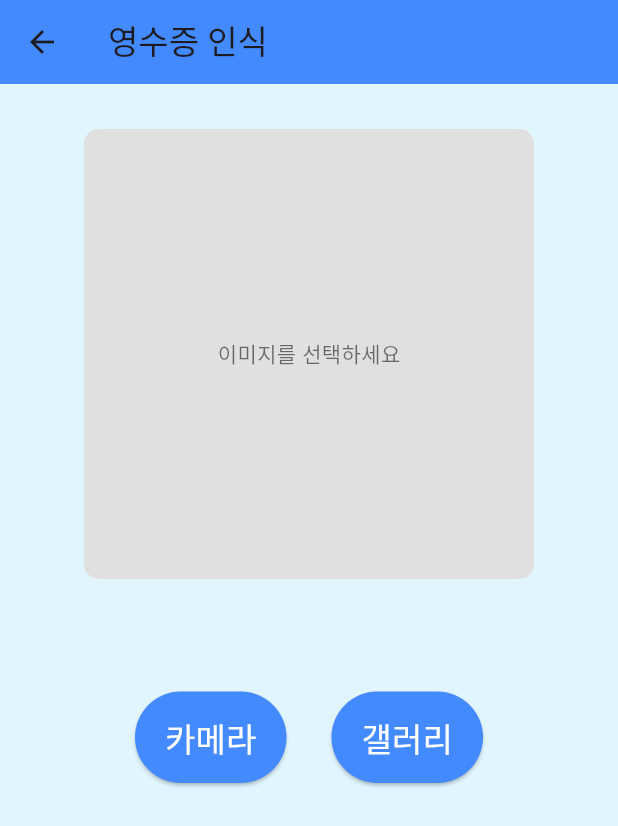
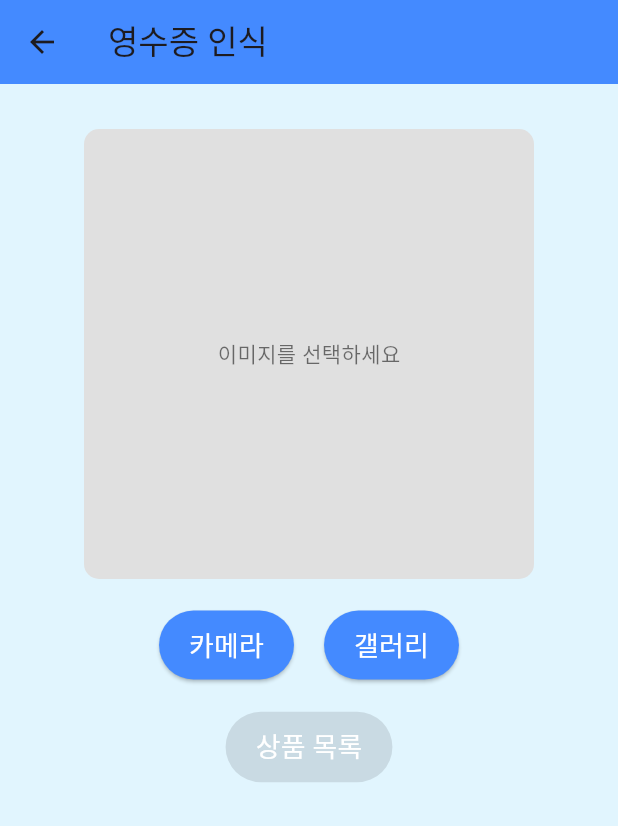
Before and after one commit to KyungbinKo/FreshScan, a Flutter app: the screen it shows after launch, after a tap on "영수증 인식", on a phone screen of 412 x 824 dp. Shown: the top 826 px of the screen. Run offline on Flutter 3.47's test engine with Material 3 defaults, Android fonts, the phone set to English and light mode, and no system bars; our stand-ins replace image_picker, sqflite; missing offline and left inert: google_ml_kit, mobile_scanner; accounts and stored records are empty.

Commit message:
상품 DB 등록 및 보기 버튼 활성화

```diff
--- a/lib/main.dart
+++ b/lib/main.dart
@@ -1,7 +1,8 @@
-// main.dart
 import 'dart:async';
 import 'package:flutter/material.dart';
 import 'receipt_recognition_screen.dart';
+import 'data_screen.dart'; // 외부 화면 파일 추가
+import 'database_functions.dart'; // 외부 기능 파일 추가
 
 void main() {
   runApp(const MyApp());
@@ -16,7 +17,7 @@ class MyApp extends StatelessWidget {
       theme: ThemeData(
         primaryColor: Colors.blueAccent,
       ),
-      home: SplashScreen(),
+      home: const SplashScreen(),
     );
   }
 }
@@ -32,9 +33,9 @@ class _SplashScreenState extends State<SplashScreen> {
   @override
   void initState() {
     super.initState();
-    Timer(Duration(seconds: 5), () {
+    Timer(const Duration(seconds: 5), () {
       Navigator.pushReplacement(
-          context, MaterialPageRoute(builder: (context) => HomeScreen()));
+          context, MaterialPageRoute(builder: (context) => const HomeScreen()));
     });
   }
 
@@ -46,13 +47,13 @@ class _SplashScreenState extends State<SplashScreen> {
         child: Column(
           mainAxisAlignment: MainAxisAlignment.center,
           children: [
-            Text(
+            const Text(
               "FreshScan",
               style: TextStyle(
                   fontSize: 36, fontWeight: FontWeight.bold, color: Colors.blue),
             ),
-            SizedBox(height: 20),
-            CircularProgressIndicator(),
+            const SizedBox(height: 20),
+            const CircularProgressIndicator(),
           ],
         ),
       ),
@@ -68,8 +69,8 @@ class HomeScreen extends StatelessWidget {
     return Scaffold(
       backgroundColor: Colors.lightBlue.shade50,
       appBar: AppBar(
-        title: Text(
-            "FreshScan",
+        title: const Text(
+          "FreshScan",
           style: TextStyle(fontSize: 22, color: Colors.white),
         ),
         backgroundColor: Colors.blueAccent,
@@ -79,33 +80,42 @@ class HomeScreen extends StatelessWidget {
           mainAxisAlignment: MainAxisAlignment.center,
           children: [
             _buildButton(context, "영수증 인식", ReceiptRecognitionScreen()),
-            SizedBox(height: 20),
-            _buildButton(context, "My Data", null),
+            const SizedBox(height: 20),
+            _buildButton(context, "My Data", () async {
+              // 'My Data' 버튼을 클릭하면 데이터베이스에서 데이터를 가져와 화면 전환
+              List<Map<String, dynamic>> items = await fetchDataFromDatabase();
+              Navigator.push(
+                context,
+                MaterialPageRoute(
+                  builder: (context) => DataScreen(items: items),
+                ),
+              );
+            }),
           ],
         ),
       ),
     );
   }
 
-  Widget _buildButton(BuildContext context, String text, Widget? screen) {
+  Widget _buildButton(BuildContext context, String text, dynamic screen) {
     return SizedBox(
       width: MediaQuery.of(context).size.width * 0.8,
       child: ElevatedButton(
-        onPressed: screen != null
+        onPressed: screen is Widget
             ? () {
           Navigator.push(
             context,
             MaterialPageRoute(builder: (context) => screen),
           );
         }
-            : null,
+            : screen, // 화면이 비동기 함수인 경우 처리
         style: ElevatedButton.styleFrom(
-          padding: EdgeInsets.symmetric(vertical: 15),
+          padding: const EdgeInsets.symmetric(vertical: 15),
           backgroundColor: Colors.blueAccent,
         ),
         child: Text(
           text,
-          style: TextStyle(fontSize: 22, color: Colors.white), // 텍스트 색상과 폰트 크기 변경
+          style: const TextStyle(fontSize: 22, color: Colors.white),
         ),
       ),
     );
--- a/lib/receipt_recognition_screen.dart
+++ b/lib/receipt_recognition_screen.dart
@@ -1,8 +1,9 @@
-// receipt_recognition_screen.dart
 import 'dart:io';
 import 'package:flutter/material.dart';
 import 'package:image_picker/image_picker.dart';
+import 'item_screen.dart';
 import 'ocr_service.dart';
+import 'package:intl/intl.dart';
 
 class ReceiptRecognitionScreen extends StatefulWidget {
   @override
@@ -11,8 +12,9 @@ class ReceiptRecognitionScreen extends StatefulWidget {
 
 class _ReceiptRecognitionScreenState extends State<ReceiptRecognitionScreen> {
   XFile? _image;
-  String scannedText = "";
   final OCRService _ocrService = OCRService();
+  List<Map<String, dynamic>> items = [];
+  DateTime purchaseDate = DateTime.now();
 
   Future<void> _getImageAndRecognizeText(ImageSource source) async {
     final XFile? pickedImage = await _ocrService.pickImage(source);
@@ -22,9 +24,111 @@ class _ReceiptRecognitionScreenState extends State<ReceiptRecognitionScreen> {
       });
       String text = await _ocrService.getRecognizedText(pickedImage);
       setState(() {
-        scannedText = text;
+        items = _parseTextToItems(text);
       });
     }
+  }
+
+  List<Map<String, dynamic>> _parseTextToItems(String text) {
+    return text.split("\n").map((line) {
+      return {
+        'name': line,
+        'quantity': 1,
+        'expirationDate': null,
+      };
+    }).toList();
+  }
+
+  void _updateItem(int index, String key, dynamic value) {
+    setState(() {
+      items[index][key] = value;
+    });
+  }
+
+  void _deleteItem(int index) {
+    setState(() {
+      items.removeAt(index);
+    });
+  }
+
+  void _navigateToItemsScreen() async {
+    final updatedItems = await Navigator.push(
+      context,
+      MaterialPageRoute(
+        builder: (context) => ItemsScreen(
+          items: items,
+          purchaseDate: purchaseDate,
+          onDeleteItem: (index) {
+            _deleteItem(index);
+          },
+          onUpdateItem: _updateItem,
+          onUpdatePurchaseDate: (date) => setState(() {
+            purchaseDate = date;
+          }),
+        ),
+      ),
+    );
+    if (updatedItems != null) {
+      setState(() {
+        items = updatedItems; // 삭제 후 업데이트된 아이템 리스트 반영
+      });
+    }
+  }
+
+  Widget _buildQuantityField(int index) {
+    return Row(
+      children: [
+        Text("수량: "),
+        SizedBox(
+          width: 40,
+          child: TextFormField(
+            initialValue: items[index]['quantity'].toString(),
+            keyboardType: TextInputType.number,
+            onChanged: (value) => _updateItem(index, 'quantity', int.tryParse(value) ?? 1),
+          ),
+        ),
+      ],
+    );
+  }
+
+  Widget _buildButton() {
+    return Column(
+      mainAxisAlignment: MainAxisAlignment.center,
+      children: [
+        SizedBox(height: 20),
+        Row(
+          mainAxisAlignment: MainAxisAlignment.center,
+          children: [
+            ElevatedButton(
+              onPressed: () => _getImageAndRecognizeText(ImageSource.camera),
+              child: Text("카메라", style: TextStyle(fontSize: 18, color: Colors.white)),
+              style: ElevatedButton.styleFrom(
+                padding: EdgeInsets.symmetric(horizontal: 20, vertical: 10),
+                backgroundColor: Colors.blueAccent,
+              ),
+            ),
+            SizedBox(width: 20),
+            ElevatedButton(
+              onPressed: () => _getImageAndRecognizeText(ImageSource.gallery),
+              child: Text("갤러리", style: TextStyle(fontSize: 18, color: Colors.white)),
+              style: ElevatedButton.styleFrom(
+                padding: EdgeInsets.symmetric(horizontal: 20, vertical: 10),
+                backgroundColor: Colors.blueAccent,
+              ),
+            ),
+          ],
+        ),
+        SizedBox(height: 20),
+        ElevatedButton(
+          onPressed: items.isEmpty ? null : _navigateToItemsScreen,
+          child: Text("상품 목록", style: TextStyle(fontSize: 18, color: Colors.white)),
+          style: ElevatedButton.styleFrom(
+            padding: EdgeInsets.symmetric(horizontal: 20, vertical: 10),
+            backgroundColor: items.isEmpty ? Colors.grey : Colors.blueAccent,
+          ),
+        ),
+      ],
+    );
   }
 
   @override
@@ -40,8 +144,6 @@ class _ReceiptRecognitionScreenState extends State<ReceiptRecognitionScreen> {
         children: [
           SizedBox(height: 30, width: double.infinity),
           _buildPhotoArea(),
-          _buildRecognizedText(),
-          SizedBox(height: 20),
           _buildButton(),
         ],
       ),
@@ -76,44 +178,4 @@ class _ReceiptRecognitionScreenState extends State<ReceiptRecognitionScreen> {
       ),
     );
   }
-
-  Widget _buildRecognizedText() {
-    return Padding(
-      padding: const EdgeInsets.all(16.0),
-      child: Text(
-        scannedText,
-        style: TextStyle(fontSize: 16),
-        textAlign: TextAlign.center,
-      ),
-    );
-  }
-
-  Widget _buildButton() {
-    return Row(
-      mainAxisAlignment: MainAxisAlignment.center,
-      children: [
-        ElevatedButton(
-          onPressed: () => _getImageAndRecognizeText(ImageSource.camera),
-          child: Text("카메라",
-            style: TextStyle(fontSize: 22, color: Colors.white), // 텍스트 색상과 폰트 크기 변경
-          ),
-          style: ElevatedButton.styleFrom(
-            padding: EdgeInsets.symmetric(horizontal: 20, vertical: 15),
-            backgroundColor: Colors.blueAccent,
-          ),
-        ),
-        SizedBox(width: 30),
-        ElevatedButton(
-          onPressed: () => _getImageAndRecognizeText(ImageSource.gallery),
-          child: Text("갤러리",
-            style: TextStyle(fontSize: 22, color: Colors.white), // 텍스트 색상과 폰트 크기 변경
-          ),
-          style: ElevatedButton.styleFrom(
-            padding: EdgeInsets.symmetric(horizontal: 20, vertical: 15),
-            backgroundColor: Colors.blueAccent,
-          ),
-        ),
-      ],
-    );
-  }
 }
--- a/pubspec.yaml
+++ b/pubspec.yaml
@@ -41,7 +41,9 @@ dependencies:
   google_ml_kit: ^0.19.0
   google_mlkit_text_recognition: ^0.14.0
   sqflite: ^2.4.1
-  mysql_client: ^0.0.27
+  path: ^1.9.0
+  intl: ^0.17.0
+  ffi: ^2.1.3
 
 dev_dependencies:
   flutter_test:
```
Also changed, not shown: lib/data_screen.dart (added, +45 -0 lines), lib/database_functions.dart (added, +24 -0 lines), lib/item_screen.dart (added, +195 -0 lines), lib/ocr_service.dart (+27 -8 lines), lib/screens/scanner/QRscannerOverlay.dart (+27 -35 lines), lib/screens/scanner/foundScreen.dart (+15 -11 lines), lib/screens/scanner/scanner.dart (+19 -14 lines), pubspec.lock.
